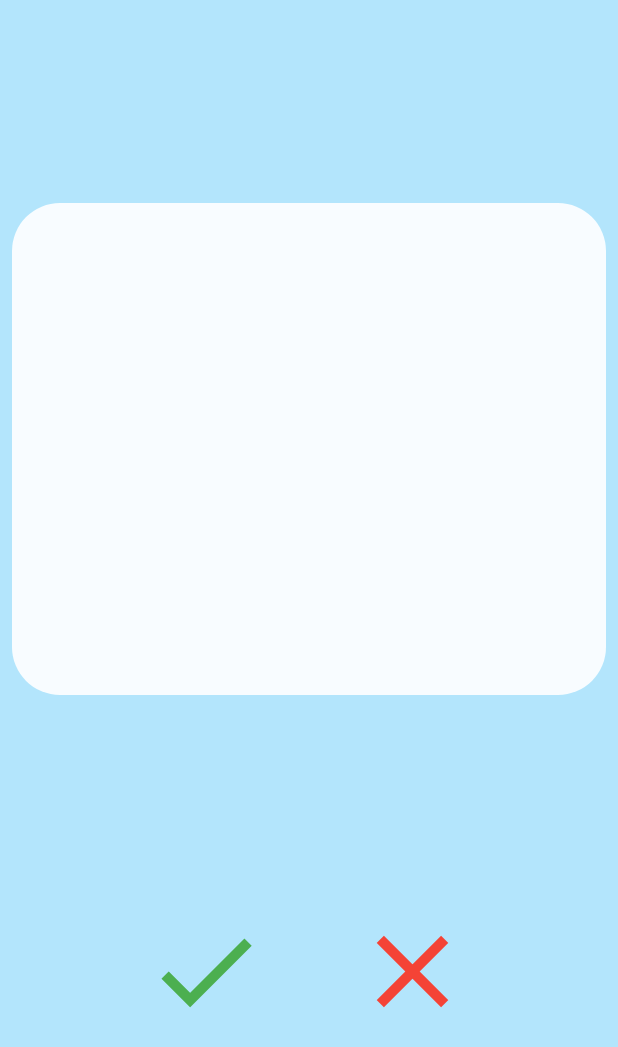
After one commit to zilijonas/randcomments, a Flutter app: the CommentPage screen opened by its route, on a phone screen of 412 x 824 dp. The commit adds this screen. Shown: the top 1047 px of the screen. Run offline on Flutter 3.47's test engine with Material 2 defaults, Android fonts, the phone set to English and light mode, and no system bars; our stand-ins replace bloc, built_collection, dartz, dio, equatable, flutter_bloc; generated files the repository leaves out were written again; network calls fail.

Commit message:
Create router and add comment route

```diff
--- /dev/null
+++ b/lib/comment/comment_event.dart
@@ -0,0 +1,20 @@
+import 'package:equatable/equatable.dart';
+import 'package:meta/meta.dart';
+
+@immutable
+abstract class CommentEvent extends Equatable {
+  @override
+  List<Object> get props => [];
+}
+
+class CommentInitiated extends CommentEvent {
+  final String id;
+
+  CommentInitiated(this.id);
+}
+
+class RemoveCommentClicked extends CommentEvent {
+  final String id;
+
+  RemoveCommentClicked(this.id);
+}
--- /dev/null
+++ b/lib/comment/comment_page.dart
@@ -0,0 +1,19 @@
+import 'package:flutter/material.dart';
+import 'package:flutter_bloc/flutter_bloc.dart';
+import 'package:randcomments/comment/index.dart';
+import 'package:randcomments/widgets/focus_container.dart';
+
+class CommentPage extends StatelessWidget {
+  final String _id;
+
+  CommentPage(this._id);
+
+  @override
+  Widget build(BuildContext context) {
+    return Scaffold(
+      backgroundColor: Colors.lightBlue[100],
+      body: FocusContainer(
+          child: CommentScreen(_id, BlocProvider.of<CommentBloc>(context))),
+    );
+  }
+}
--- /dev/null
+++ b/lib/comment/comment_screen.dart
@@ -0,0 +1,71 @@
+import 'package:flutter/material.dart';
+import 'package:flutter_bloc/flutter_bloc.dart';
+import 'package:randcomments/comment/index.dart';
+
+import 'input/comment_input.dart';
+
+class CommentScreen extends StatefulWidget {
+  final CommentBloc _commentBloc;
+  final String id;
+
+  CommentScreen(this.id, this._commentBloc);
+
+  @override
+  _CommentScreenState createState() => _CommentScreenState();
+}
+
+class _CommentScreenState extends State<CommentScreen> {
+  TextEditingController _inputController;
+
+  @override
+  void initState() {
+    _inputController = new TextEditingController();
+    widget._commentBloc.add(CommentInitiated(widget.id));
+    super.initState();
+  }
+
+  @override
+  Widget build(BuildContext context) {
+    return BlocConsumer<CommentBloc, CommentState>(listener: (context, state) {
+      if (state is CommentInitial) {
+        Navigator.pop(context);
+      }
+      if (state is CommentSuccess) {
+        setState(() => _inputController.text = state.comment.content);
+      }
+    }, builder: (context, state) {
+      if (state is CommentLoading) {
+        return Center(child: CircularProgressIndicator());
+      }
+
+      return Column(
+        mainAxisSize: MainAxisSize.max,
+        mainAxisAlignment: MainAxisAlignment.spaceEvenly,
+        children: [
+          CommentInput(_inputController),
+          Row(
+            mainAxisAlignment: MainAxisAlignment.center,
+            children: [
+              _actionButton(Icons.check, Colors.green, () {}),
+              SizedBox(width: 40),
+              _actionButton(Icons.clear, Colors.red,
+                  () => _handleCommentRemoval(widget.id)),
+            ],
+          )
+        ],
+      );
+    });
+  }
+
+  IconButton _actionButton(IconData icon, Color color, Function onPressed) {
+    return IconButton(
+      color: color,
+      iconSize: 82,
+      icon: Icon(icon),
+      onPressed: onPressed,
+    );
+  }
+
+  void _handleCommentRemoval(String id) =>
+      widget._commentBloc.add(RemoveCommentClicked(id));
+}
--- /dev/null
+++ b/lib/comment/comment_state.dart
@@ -0,0 +1,23 @@
+import 'package:equatable/equatable.dart';
+import 'package:randcomments/api/comment/comment.dart';
+
+abstract class CommentState extends Equatable {
+  @override
+  List<Object> get props => [];
+}
+
+class CommentInitial extends CommentState {}
+
+class CommentLoading extends CommentState {}
+
+class CommentSuccess extends CommentState {
+  final Comment comment;
+
+  CommentSuccess(this.comment);
+}
+
+class CommentFailure extends CommentState {
+  final String error;
+
+  CommentFailure(this.error);
+}
--- /dev/null
+++ b/lib/comment/index.dart
@@ -0,0 +1,5 @@
+export 'comment_bloc.dart';
+export 'comment_event.dart';
+export 'comment_page.dart';
+export 'comment_screen.dart';
+export 'comment_state.dart';
--- /dev/null
+++ b/lib/comment/input/comment_input.dart
@@ -0,0 +1,27 @@
+import 'package:flutter/material.dart';
+
+class CommentInput extends StatelessWidget {
+  final TextEditingController _inputController;
+
+  CommentInput(this._inputController);
+
+  @override
+  Widget build(BuildContext context) {
+    return Container(
+      margin: const EdgeInsets.all(8.0),
+      padding: const EdgeInsets.all(8.0),
+      decoration: BoxDecoration(
+        color: Colors.white.withOpacity(0.9),
+        borderRadius: BorderRadius.circular(32),
+      ),
+      child: TextFormField(
+        minLines: 10,
+        maxLines: 10,
+        style: TextStyle(fontSize: 24),
+        decoration: InputDecoration(
+            border: InputBorder.none, contentPadding: const EdgeInsets.all(16)),
+        controller: _inputController,
+      ),
+    );
+  }
+}
--- a/lib/home/home_event.dart
+++ b/lib/home/home_event.dart
@@ -16,8 +16,8 @@ class AddCommentClicked extends HomeEvent {
   AddCommentClicked(this.comment);
 }
 
-class RemoveCommentClicked extends HomeEvent {
+class RemoveComment extends HomeEvent {
   final String id;
 
-  RemoveCommentClicked(this.id);
+  RemoveComment(this.id);
 }
--- /dev/null
+++ b/lib/router/router.dart
@@ -0,0 +1,56 @@
+import 'package:flutter/material.dart';
+import 'package:randcomments/comment/comment_page.dart';
+import 'package:randcomments/home/index.dart';
+import 'package:randcomments/router/routes.dart';
+
+class Router {
+  static Route<dynamic> generateRoute(RouteSettings settings) {
+    switch (settings.name) {
+      case homeRoute:
+        return _route(HomePage());
+      case commentRoute:
+        return _route(CommentPage(settings.arguments));
+      default:
+        return _route(Scaffold(
+          body: Center(child: Text('No route defined for ${settings.name}')),
+        ));
+    }
+  }
+
+  static Route _route(Widget page) => PageRouteBuilder(
+        pageBuilder: (context, animation, secondaryAnimation) => page,
+        transitionsBuilder: (context, animation, secondaryAnimation, child) {
+          return ScaleTransition(
+            scale: Tween<double>(
+              begin: 0.0,
+              end: 1.0,
+            ).animate(
+              CurvedAnimation(
+                parent: animation,
+                curve: Interval(
+                  0.00,
+                  0.50,
+                  curve: Curves.linear,
+                ),
+              ),
+            ),
+            child: ScaleTransition(
+              scale: Tween<double>(
+                begin: 1.5,
+                end: 1.0,
+              ).animate(
+                CurvedAnimation(
+                  parent: animation,
+                  curve: Interval(
+                    0.50,
+                    1.00,
+                    curve: Curves.linear,
+                  ),
+                ),
+              ),
+              child: child,
+            ),
+          );
+        },
+      );
+}
--- /dev/null
+++ b/lib/router/routes.dart
@@ -0,0 +1,3 @@
+const String homeRoute = '/';
+const String commentRoute = '/comment';
+const String addCommentRoute = '/add';
--- /dev/null
+++ b/lib/widgets/focus_container.dart
@@ -0,0 +1,19 @@
+import 'package:flutter/material.dart';
+
+class FocusContainer extends StatelessWidget {
+  final Widget child;
+
+  FocusContainer({Key key, @required this.child});
+
+  @override
+  Widget build(BuildContext context) {
+    return GestureDetector(
+      onTap: () => FocusScope.of(context).unfocus(),
+      child: Container(
+        width: double.infinity,
+        color: Colors.black.withOpacity(0),
+        child: child,
+      ),
+    );
+  }
+}
```
Also changed, not shown: lib/api/api.dart (+7 -1 lines), lib/comment/comment_bloc.dart (added, +51 -0 lines), lib/home/home_bloc.dart (+2 -9 lines), lib/home/home_page.dart (+14 -1 lines), lib/home/home_screen.dart (+8 -24 lines), lib/infrastructure/api-comments.dart (+9 -1 lines), lib/main.dart (+8 -4 lines).
